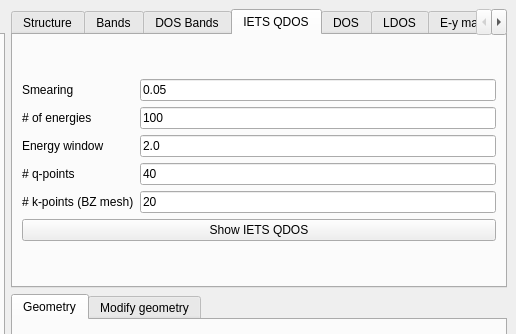
First picture: the form in interface-pyqt/1d/interface.ui, repository joselado/quantum-lattice, before the edit; both pictures show x 501 to 1017 and y 0 to 334 of the 1017 by 659 pixel window.
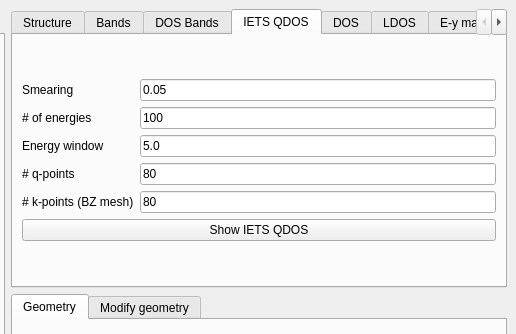
Second picture: the form after the edit. The open tabs and pages were chosen to show the change. Custom widgets are drawn as their Qt base class.

Commit message:
Bump IETS QDOS defaults: nq/nk to 80, energy window to 5.0
Claude-Session: https://claude.ai/code/session_012fL8wwuicuNy2k5fzsptqR

```diff
--- a/interface-pyqt/1d/interface.ui
+++ b/interface-pyqt/1d/interface.ui
@@ -767,7 +767,7 @@
           <item row="2" column="1">
            <widget class="LineEdit" name="window_iets">
             <property name="text">
-             <string>2.0</string>
+             <string>5.0</string>
             </property>
            </widget>
           </item>
@@ -781,7 +781,7 @@
           <item row="3" column="1">
            <widget class="LineEdit" name="nq_iets">
             <property name="text">
-             <string>40</string>
+             <string>80</string>
             </property>
            </widget>
           </item>
@@ -795,7 +795,7 @@
           <item row="4" column="1">
            <widget class="LineEdit" name="nk_iets">
             <property name="text">
-             <string>20</string>
+             <string>80</string>
             </property>
            </widget>
           </item>
```
The commit also changes 5 other files.
